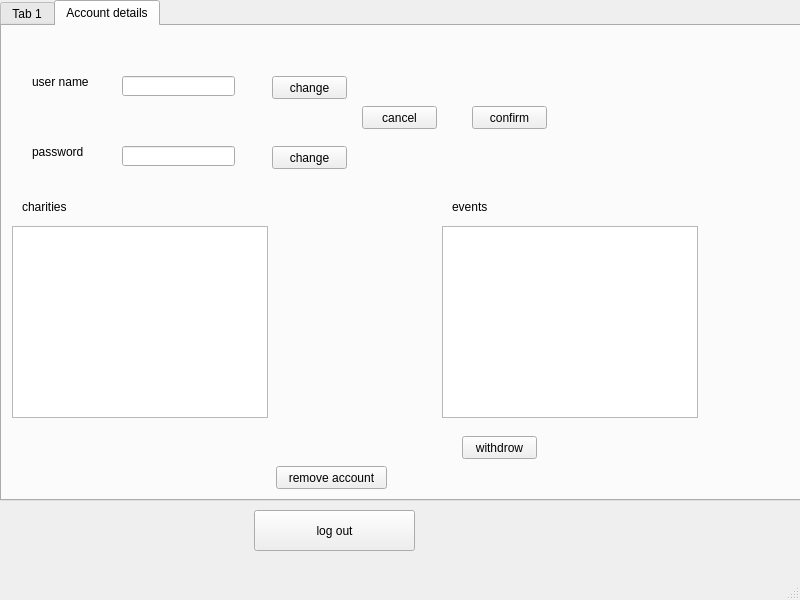
This is program/view/ui_files/main_page.ui in Couziii/Charity-Events as Qt 5 draws it before an edit. The edited form follows.
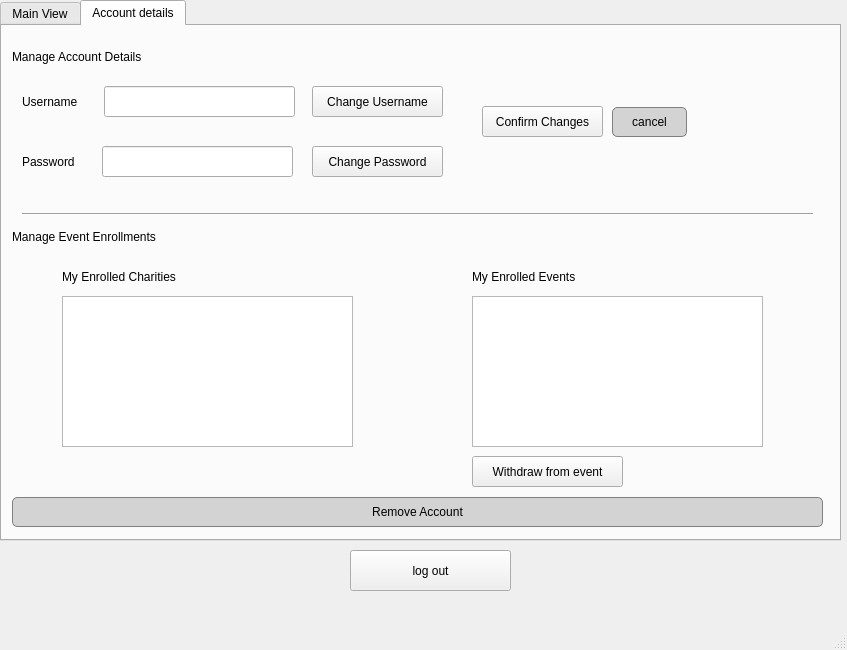
This is the edited form. The open tabs and pages were chosen to show the change.

Commit message: main and account details pages

```diff
--- a/program/view/ui_files/main_page.ui
+++ b/program/view/ui_files/main_page.ui
@@ -6,10 +6,16 @@
    <rect>
     <x>0</x>
     <y>0</y>
-    <width>800</width>
-    <height>600</height>
+    <width>847</width>
+    <height>650</height>
    </rect>
   </property>
+  <property name="minimumSize">
+   <size>
+    <width>847</width>
+    <height>650</height>
+   </size>
+  </property>
   <property name="windowTitle">
    <string>MainWindow</string>
   </property>
@@ -19,16 +25,22 @@
      <rect>
       <x>0</x>
       <y>0</y>
-      <width>801</width>
-      <height>501</height>
+      <width>841</width>
+      <height>541</height>
      </rect>
     </property>
+    <property name="minimumSize">
+     <size>
+      <width>840</width>
+      <height>0</height>
+     </size>
+    </property>
     <property name="currentIndex">
      <number>1</number>
     </property>
     <widget class="QWidget" name="tab">
      <attribute name="title">
-      <string>Tab 1</string>
+      <string>Main View</string>
      </attribute>
     </widget>
     <widget class="QWidget" name="tab_2">
@@ -38,117 +50,123 @@
      <widget class="QLabel" name="label">
       <property name="geometry">
        <rect>
-        <x>30</x>
-        <y>40</y>
+        <x>20</x>
+        <y>60</y>
         <width>81</width>
         <height>31</height>
        </rect>
       </property>
       <property name="text">
-       <string>user name</string>
+       <string>Username</string>
       </property>
      </widget>
      <widget class="QLabel" name="label_2">
       <property name="geometry">
        <rect>
-        <x>30</x>
-        <y>110</y>
+        <x>20</x>
+        <y>120</y>
         <width>81</width>
         <height>31</height>
        </rect>
       </property>
       <property name="text">
-       <string>password</string>
+       <string>Password</string>
       </property>
      </widget>
      <widget class="QLabel" name="label_3">
       <property name="geometry">
        <rect>
-        <x>20</x>
-        <y>170</y>
-        <width>81</width>
+        <x>60</x>
+        <y>240</y>
+        <width>141</width>
         <height>21</height>
        </rect>
       </property>
       <property name="text">
-       <string>charities</string>
+       <string>My Enrolled Charities</string>
       </property>
      </widget>
      <widget class="QLabel" name="label_4">
       <property name="geometry">
        <rect>
-        <x>450</x>
-        <y>170</y>
-        <width>81</width>
+        <x>470</x>
+        <y>240</y>
+        <width>141</width>
         <height>21</height>
        </rect>
       </property>
       <property name="text">
-       <string>events</string>
+       <string>My Enrolled Events</string>
       </property>
      </widget>
      <widget class="QListWidget" name="list_widget_ad_charities">
       <property name="geometry">
        <rect>
-        <x>10</x>
-        <y>200</y>
-        <width>256</width>
-        <height>192</height>
+        <x>60</x>
+        <y>270</y>
+        <width>291</width>
+        <height>151</height>
        </rect>
       </property>
      </widget>
      <widget class="QListWidget" name="list_widget_ad_events">
       <property name="geometry">
        <rect>
-        <x>440</x>
-        <y>200</y>
-        <width>256</width>
-        <height>192</height>
+        <x>470</x>
+        <y>270</y>
+        <width>291</width>
+        <height>151</height>
        </rect>
       </property>
      </widget>
      <widget class="QLineEdit" name="txt_ad_user_id">
       <property name="geometry">
        <rect>
-        <x>120</x>
-        <y>50</y>
-        <width>113</width>
-        <height>20</height>
+        <x>102</x>
+        <y>60</y>
+        <width>191</width>
+        <height>31</height>
        </rect>
       </property>
      </widget>
      <widget class="QLineEdit" name="txt_ad_password">
       <property name="geometry">
        <rect>
-        <x>120</x>
+        <x>100</x>
         <y>120</y>
-        <width>113</width>
-        <height>20</height>
+        <width>191</width>
+        <height>31</height>
        </rect>
       </property>
      </widget>
      <widget class="QPushButton" name="btn_ad_change_user_id">
       <property name="geometry">
        <rect>
-        <x>270</x>
-        <y>50</y>
-        <width>75</width>
-        <height>23</height>
+        <x>310</x>
+        <y>60</y>
+        <width>131</width>
+        <height>31</height>
        </rect>
       </property>
       <property name="text">
-       <string>change</string>
+       <string>Change Username</string>
       </property>
      </widget>
      <widget class="QPushButton" name="btn_ad_cancel_changes">
       <property name="geometry">
        <rect>
-        <x>360</x>
+        <x>610</x>
         <y>80</y>
         <width>75</width>
-        <height>23</height>
+        <height>31</height>
        </rect>
       </property>
+      <property name="cursor">
+       <cursorShape>PointingHandCursor</cursorShape>
+      </property>
+      <property name="styleSheet">
+       <string notr="true">background:lightgrey; border: 1px solid grey; border-radius: 5px; margin-top: 1px;</string>
+      </property>
       <property name="text">
        <string>cancel</string>
       </property>
@@ -156,53 +174,62 @@
      <widget class="QPushButton" name="btn_ad_withdraw_event">
       <property name="geometry">
        <rect>
-        <x>460</x>
-        <y>410</y>
-        <width>75</width>
-        <height>23</height>
+        <x>470</x>
+        <y>430</y>
+        <width>151</width>
+        <height>31</height>
        </rect>
       </property>
       <property name="text">
-       <string>withdrow</string>
+       <string>Withdraw from event</string>
       </property>
      </widget>
      <widget class="QPushButton" name="btn_ad_change_password">
       <property name="geometry">
        <rect>
-        <x>270</x>
+        <x>310</x>
         <y>120</y>
-        <width>75</width>
-        <height>23</height>
+        <width>131</width>
+        <height>31</height>
        </rect>
       </property>
       <property name="text">
-       <string>change</string>
+       <string>Change Password</string>
       </property>
      </widget>
      <widget class="QPushButton" name="btn_ad_confirm_changes">
       <property name="geometry">
        <rect>
-        <x>470</x>
+        <x>480</x>
         <y>80</y>
-        <width>75</width>
-        <height>23</height>
+        <width>121</width>
+        <height>31</height>
        </rect>
       </property>
       <property name="text">
-       <string>confirm</string>
+       <string>Confirm Changes</string>
       </property>
      </widget>
      <widget class="QPushButton" name="btn_ad_remove_account">
       <property name="geometry">
        <rect>
-        <x>274</x>
-        <y>440</y>
-        <width>111</width>
-        <height>23</height>
+        <x>10</x>
+        <y>470</y>
+        <width>811</width>
+        <height>31</height>
        </rect>
       </property>
+      <property name="cursor">
+       <cursorShape>PointingHandCursor</cursorShape>
+      </property>
+      <property name="autoFillBackground">
+       <bool>false</bool>
+      </property>
+      <property name="styleSheet">
+       <string notr="true">background:lightgrey; border: 1px solid grey; border-radius: 5px; margin-top: 1px;</string>
+      </property>
       <property name="text">
-       <string>remove account</string>
+       <string>Remove Account</string>
       </property>
      </widget>
      <widget class="QLabel" name="lbl_ad_unavailable_user_id">
@@ -231,13 +258,68 @@
        <string/>
       </property>
      </widget>
+     <widget class="QLabel" name="label_6">
+      <property name="geometry">
+       <rect>
+        <x>10</x>
+        <y>20</y>
+        <width>171</width>
+        <height>21</height>
+       </rect>
+      </property>
+      <property name="minimumSize">
+       <size>
+        <width>170</width>
+        <height>0</height>
+       </size>
+      </property>
+      <property name="font">
+       <font>
+        <pointsize>9</pointsize>
+       </font>
+      </property>
+      <property name="text">
+       <string>Manage Account Details</string>
+      </property>
+     </widget>
+     <widget class="Line" name="line">
+      <property name="geometry">
+       <rect>
+        <x>20</x>
+        <y>180</y>
+        <width>791</width>
+        <height>16</height>
+       </rect>
+      </property>
+      <property name="orientation">
+       <enum>Qt::Horizontal</enum>
+      </property>
+     </widget>
+     <widget class="QLabel" name="label_7">
+      <property name="geometry">
+       <rect>
+        <x>10</x>
+        <y>200</y>
+        <width>191</width>
+        <height>21</height>
+       </rect>
+      </property>
+      <property name="font">
+       <font>
+        <pointsize>9</pointsize>
+       </font>
+      </property>
+      <property name="text">
+       <string>Manage Event Enrollments</string>
+      </property>
+     </widget>
     </widget>
    </widget>
    <widget class="QPushButton" name="btn_logout">
     <property name="geometry">
      <rect>
-      <x>254</x>
-      <y>510</y>
+      <x>350</x>
+      <y>550</y>
       <width>161</width>
       <height>41</height>
      </rect>
```
Left out of the diff: 82 changed lines with no effect on the pictures. The commit also changes 9 other files.
